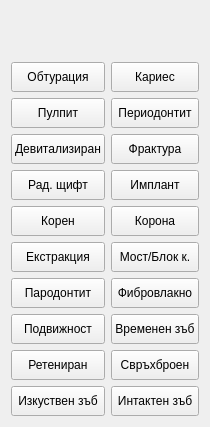
First picture: the form in src/View/SubWidgets/ControlPanel.ui, repository thefinalcutbg/DinoDent, before the edit.
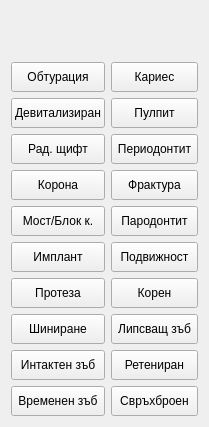
Second picture: the form after the edit. Custom widgets are drawn as their Qt base class.

Commit message: Healthy tooth status

Diff of the .ui file:
```diff
--- a/src/View/SubWidgets/ControlPanel.ui
+++ b/src/View/SubWidgets/ControlPanel.ui
@@ -59,31 +59,6 @@
          </property>
         </widget>
        </item>
-       <item>
-        <widget class="StatusButton" name="Pulpitis">
-         <property name="sizePolicy">
-          <sizepolicy hsizetype="Preferred" vsizetype="Fixed">
-           <horstretch>0</horstretch>
-           <verstretch>0</verstretch>
-          </sizepolicy>
-         </property>
-         <property name="minimumSize">
-          <size>
-           <width>0</width>
-           <height>30</height>
-          </size>
-         </property>
-         <property name="toolTip">
-          <string>&lt;html&gt;&lt;head/&gt;&lt;body&gt;&lt;p&gt;Бърз клавиш: P&lt;/p&gt;&lt;/body&gt;&lt;/html&gt;</string>
-         </property>
-         <property name="styleSheet">
-          <string/>
-         </property>
-         <property name="text">
-          <string>Пулпит</string>
-         </property>
-        </widget>
-       </item>
        <item>
         <widget class="StatusButton" name="EndoTreatment">
          <property name="sizePolicy">
@@ -135,7 +110,7 @@
         </widget>
        </item>
        <item>
-        <widget class="StatusButton" name="Root">
+        <widget class="StatusButton" name="Crown">
          <property name="sizePolicy">
           <sizepolicy hsizetype="Preferred" vsizetype="Fixed">
            <horstretch>0</horstretch>
@@ -152,40 +127,18 @@
           <string>&lt;html&gt;&lt;head/&gt;&lt;body&gt;&lt;p&gt;Бърз клавиш: R&lt;/p&gt;&lt;/body&gt;&lt;/html&gt;</string>
          </property>
          <property name="styleSheet">
-          <string/>
+          <string notr="true"/>
          </property>
          <property name="text">
-          <string>Корен</string>
+          <string>Корона</string>
          </property>
         </widget>
        </item>
        <item>
-        <widget class="StatusButton" name="Extraction">
-         <property name="sizePolicy">
-          <sizepolicy hsizetype="Preferred" vsizetype="Fixed">
-           <horstretch>0</horstretch>
-           <verstretch>0</verstretch>
-          </sizepolicy>
+        <widget class="StatusButton" name="Bridge">
+         <property name="enabled">
+          <bool>true</bool>
          </property>
-         <property name="minimumSize">
-          <size>
-           <width>0</width>
-           <height>30</height>
-          </size>
-         </property>
-         <property name="toolTip">
-          <string>&lt;html&gt;&lt;head/&gt;&lt;body&gt;&lt;p&gt;Бърз клавиш: E&lt;/p&gt;&lt;/body&gt;&lt;/html&gt;</string>
-         </property>
-         <property name="styleSheet">
-          <string/>
-         </property>
-         <property name="text">
-          <string>Екстракция</string>
-         </property>
-        </widget>
-       </item>
-       <item>
-        <widget class="StatusButton" name="Periodontitis">
          <property name="sizePolicy">
           <sizepolicy hsizetype="Preferred" vsizetype="Fixed">
            <horstretch>0</horstretch>
@@ -202,15 +155,15 @@
           <string>&lt;html&gt;&lt;head/&gt;&lt;body&gt;&lt;p&gt;Бърз клавиш: L&lt;/p&gt;&lt;/body&gt;&lt;/html&gt;</string>
          </property>
          <property name="styleSheet">
-          <string/>
+          <string notr="true"/>
          </property>
          <property name="text">
-          <string>Пародонтит</string>
+          <string>Мост/Блок к.</string>
          </property>
         </widget>
        </item>
        <item>
-        <widget class="StatusMultiButton" name="Mobility">
+        <widget class="StatusButton" name="Implant">
          <property name="sizePolicy">
           <sizepolicy hsizetype="Preferred" vsizetype="Fixed">
            <horstretch>0</horstretch>
@@ -227,35 +180,10 @@
           <string>&lt;html&gt;&lt;head/&gt;&lt;body&gt;&lt;p&gt;Бърз клавиш: 1&lt;/p&gt;&lt;/body&gt;&lt;/html&gt;</string>
          </property>
          <property name="styleSheet">
-          <string/>
+          <string notr="true"/>
          </property>
          <property name="text">
-          <string>Подвижност</string>
-         </property>
-        </widget>
-       </item>
-       <item>
-        <widget class="StatusButton" name="Impacted">
-         <property name="sizePolicy">
-          <sizepolicy hsizetype="Preferred" vsizetype="Fixed">
-           <horstretch>0</horstretch>
-           <verstretch>0</verstretch>
-          </sizepolicy>
-         </property>
-         <property name="minimumSize">
-          <size>
-           <width>0</width>
-           <height>30</height>
-          </size>
-         </property>
-         <property name="toolTip">
-          <string>&lt;html&gt;&lt;head/&gt;&lt;body&gt;&lt;p&gt;Бърз клавиш: M&lt;/p&gt;&lt;/body&gt;&lt;/html&gt;</string>
-         </property>
-         <property name="styleSheet">
-          <string/>
-         </property>
-         <property name="text">
-          <string>Ретениран</string>
+          <string>Имплант</string>
          </property>
         </widget>
        </item>
@@ -271,7 +199,76 @@
           <string>&lt;html&gt;&lt;head/&gt;&lt;body&gt;&lt;p&gt;Бърз клавиш: X&lt;/p&gt;&lt;/body&gt;&lt;/html&gt;</string>
          </property>
          <property name="text">
-          <string>Изкуствен зъб</string>
+          <string>Протеза</string>
+         </property>
+        </widget>
+       </item>
+       <item>
+        <widget class="StatusButton" name="Fiber">
+         <property name="enabled">
+          <bool>true</bool>
+         </property>
+         <property name="sizePolicy">
+          <sizepolicy hsizetype="Preferred" vsizetype="Fixed">
+           <horstretch>0</horstretch>
+           <verstretch>0</verstretch>
+          </sizepolicy>
+         </property>
+         <property name="minimumSize">
+          <size>
+           <width>0</width>
+           <height>30</height>
+          </size>
+         </property>
+         <property name="toolTip">
+          <string>&lt;html&gt;&lt;head/&gt;&lt;body&gt;&lt;p&gt;Бърз клавиш: S&lt;/p&gt;&lt;/body&gt;&lt;/html&gt;</string>
+         </property>
+         <property name="styleSheet">
+          <string notr="true"/>
+         </property>
+         <property name="text">
+          <string>Шиниране</string>
+         </property>
+        </widget>
+       </item>
+       <item>
+        <widget class="StatusButton" name="healthyTooth">
+         <property name="minimumSize">
+          <size>
+           <width>0</width>
+           <height>30</height>
+          </size>
+         </property>
+         <property name="toolTip">
+          <string>&lt;html&gt;&lt;head/&gt;&lt;body&gt;&lt;p&gt;Бърз клавиш: H&lt;/p&gt;&lt;/body&gt;&lt;/html&gt;</string>
+         </property>
+         <property name="text">
+          <string>Интактен зъб</string>
+         </property>
+        </widget>
+       </item>
+       <item>
+        <widget class="StatusButton" name="Temporary">
+         <property name="sizePolicy">
+          <sizepolicy hsizetype="Preferred" vsizetype="Fixed">
+           <horstretch>0</horstretch>
+           <verstretch>0</verstretch>
+          </sizepolicy>
+         </property>
+         <property name="minimumSize">
+          <size>
+           <width>0</width>
+           <height>30</height>
+          </size>
+         </property>
+         <property name="toolTip">
+          <string>&lt;html&gt;&lt;head/&gt;&lt;body&gt;&lt;p&gt;Бърз клавиш: T&lt;/p&gt;&lt;/body&gt;&lt;/html&gt;</string>
+         </property>
+         <property name="styleSheet">
+          <string notr="true"/>
+         </property>
+         <property name="text">
+          <string>Временен зъб</string>
          </property>
         </widget>
        </item>
@@ -317,6 +314,31 @@
          </property>
         </widget>
        </item>
+       <item>
+        <widget class="StatusButton" name="Pulpitis">
+         <property name="sizePolicy">
+          <sizepolicy hsizetype="Preferred" vsizetype="Fixed">
+           <horstretch>0</horstretch>
+           <verstretch>0</verstretch>
+          </sizepolicy>
+         </property>
+         <property name="minimumSize">
+          <size>
+           <width>0</width>
+           <height>30</height>
+          </size>
+         </property>
+         <property name="toolTip">
+          <string>&lt;html&gt;&lt;head/&gt;&lt;body&gt;&lt;p&gt;Бърз клавиш: P&lt;/p&gt;&lt;/body&gt;&lt;/html&gt;</string>
+         </property>
+         <property name="styleSheet">
+          <string/>
+         </property>
+         <property name="text">
+          <string>Пулпит</string>
+         </property>
+        </widget>
+       </item>
        <item>
         <widget class="StatusButton" name="ApicalLesion">
          <property name="sizePolicy">
@@ -368,7 +390,7 @@
         </widget>
        </item>
        <item>
-        <widget class="StatusButton" name="Implant">
+        <widget class="StatusButton" name="Periodontitis">
          <property name="sizePolicy">
           <sizepolicy hsizetype="Preferred" vsizetype="Fixed">
            <horstretch>0</horstretch>
@@ -385,15 +407,15 @@
           <string>&lt;html&gt;&lt;head/&gt;&lt;body&gt;&lt;p&gt;Бърз клавиш: I&lt;/p&gt;&lt;/body&gt;&lt;/html&gt;</string>
          </property>
          <property name="styleSheet">
-          <string notr="true"/>
+          <string/>
          </property>
          <property name="text">
-          <string>Имплант</string>
+          <string>Пародонтит</string>
          </property>
         </widget>
        </item>
        <item>
-        <widget class="StatusButton" name="Crown">
+        <widget class="StatusMultiButton" name="Mobility">
          <property name="sizePolicy">
           <sizepolicy hsizetype="Preferred" vsizetype="Fixed">
            <horstretch>0</horstretch>
@@ -410,18 +432,15 @@
           <string>&lt;html&gt;&lt;head/&gt;&lt;body&gt;&lt;p&gt;Бърз клавиш: K&lt;/p&gt;&lt;/body&gt;&lt;/html&gt;</string>
          </property>
          <property name="styleSheet">
-          <string notr="true"/>
+          <string/>
          </property>
          <property name="text">
-          <string>Корона</string>
+          <string>Подвижност</string>
          </property>
         </widget>
        </item>
        <item>
-        <widget class="StatusButton" name="Bridge">
-         <property name="enabled">
-          <bool>true</bool>
-         </property>
+        <widget class="StatusButton" name="Root">
          <property name="sizePolicy">
           <sizepolicy hsizetype="Preferred" vsizetype="Fixed">
            <horstretch>0</horstretch>
@@ -438,18 +457,15 @@
           <string>&lt;html&gt;&lt;head/&gt;&lt;body&gt;&lt;p&gt;Бърз клавиш: B&lt;/p&gt;&lt;/body&gt;&lt;/html&gt;</string>
          </property>
          <property name="styleSheet">
-          <string notr="true"/>
+          <string/>
          </property>
          <property name="text">
-          <string>Мост/Блок к.</string>
+          <string>Корен</string>
          </property>
         </widget>
        </item>
        <item>
-        <widget class="StatusButton" name="Fiber">
-         <property name="enabled">
-          <bool>true</bool>
-         </property>
+        <widget class="StatusButton" name="Extraction">
          <property name="sizePolicy">
           <sizepolicy hsizetype="Preferred" vsizetype="Fixed">
            <horstretch>0</horstretch>
@@ -466,15 +482,15 @@
           <string>&lt;html&gt;&lt;head/&gt;&lt;body&gt;&lt;p&gt;Бърз клавиш: S&lt;/p&gt;&lt;/body&gt;&lt;/html&gt;</string>
          </property>
          <property name="styleSheet">
-          <string notr="true"/>
+          <string/>
          </property>
          <property name="text">
-          <string>Фибровлакно</string>
+          <string>Липсващ зъб</string>
          </property>
         </widget>
        </item>
        <item>
-        <widget class="StatusButton" name="Temporary">
+        <widget class="StatusButton" name="Impacted">
          <property name="sizePolicy">
           <sizepolicy hsizetype="Preferred" vsizetype="Fixed">
            <horstretch>0</horstretch>
@@ -491,10 +507,10 @@
           <string>&lt;html&gt;&lt;head/&gt;&lt;body&gt;&lt;p&gt;Бърз клавиш: T&lt;/p&gt;&lt;/body&gt;&lt;/html&gt;</string>
          </property>
          <property name="styleSheet">
-          <string notr="true"/>
+          <string/>
          </property>
          <property name="text">
-          <string>Временен зъб</string>
+          <string>Ретениран</string>
          </property>
         </widget>
        </item>
@@ -523,22 +539,6 @@
          </property>
         </widget>
        </item>
-       <item>
-        <widget class="StatusButton" name="healthyTooth">
-         <property name="minimumSize">
-          <size>
-           <width>0</width>
-           <height>30</height>
-          </size>
-         </property>
-         <property name="toolTip">
-          <string>&lt;html&gt;&lt;head/&gt;&lt;body&gt;&lt;p&gt;Бърз клавиш: H&lt;/p&gt;&lt;/body&gt;&lt;/html&gt;</string>
-         </property>
-         <property name="text">
-          <string>Интактен зъб</string>
-         </property>
-        </widget>
-       </item>
       </layout>
      </item>
     </layout>
```
Left out of the diff: 16 changed lines with no effect on the pictures. The commit also changes 25 other files.
